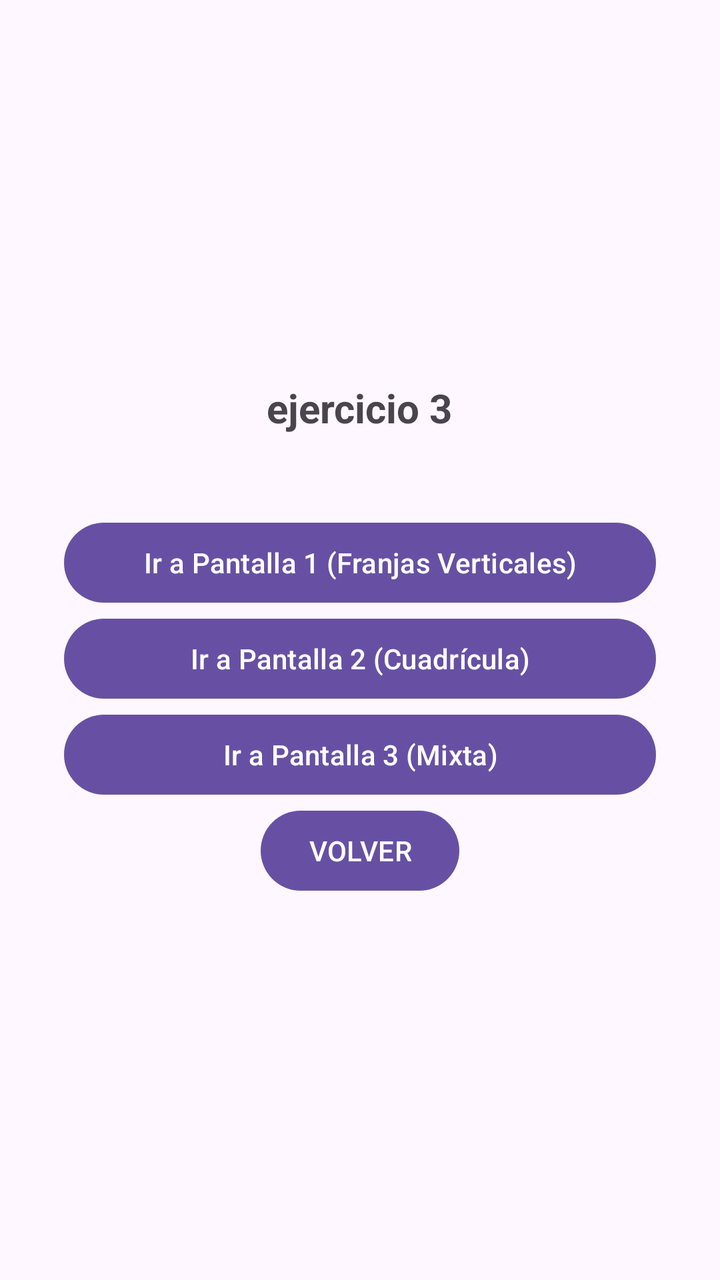
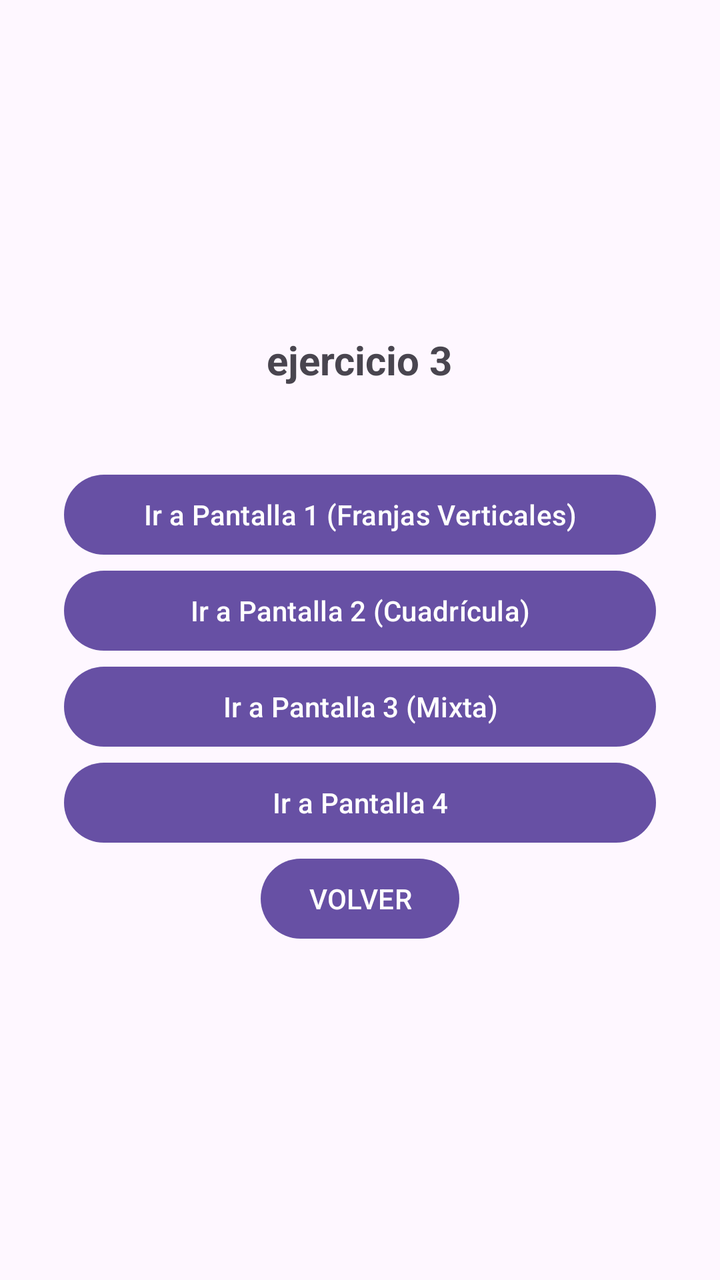

An Android layout rendered at two revisions. The XML below is the earlier revision; the diff shows what the commit changed to produce the second picture.
<!-- AndroidManifest.xml: application theme Theme.EvaluablePMDM -->
<!-- res/layout/activity_ejercicio3.xml -->
<?xml version="1.0" encoding="utf-8"?>
<LinearLayout xmlns:android="http://schemas.android.com/apk/res/android"
    xmlns:app="http://schemas.android.com/apk/res-auto"
    android:id="@+id/main"
    android:layout_width="match_parent"
    android:layout_height="match_parent"
    android:orientation="vertical"
    android:gravity="center"
    android:padding="32dp">



    <TextView
        android:layout_width="wrap_content"
        android:layout_height="wrap_content"
        android:text="ejercicio 3"
        android:textStyle="bold"
        android:textSize="20sp"
        android:layout_marginBottom="40dp"/>

    <Button
        android:id="@+id/btnPantalla1"
        android:layout_width="match_parent"
        android:layout_height="wrap_content"
        android:text="Ir a Pantalla 1 (Franjas Verticales)" />

    <Button
        android:id="@+id/btnPantalla2"
        android:layout_width="match_parent"
        android:layout_height="wrap_content"
        android:text="Ir a Pantalla 2 (Cuadrícula)" />

    <Button
        android:id="@+id/btnPantalla3"
        android:layout_width="match_parent"
        android:layout_height="wrap_content"
        android:text="Ir a Pantalla 3 (Mixta)" />

    <Button
        android:id="@+id/volver"
        android:layout_width="wrap_content"
        android:layout_height="wrap_content"
        android:text="VOLVER"
        app:layout_constraintBottom_toBottomOf="parent"
        app:layout_constraintEnd_toEndOf="parent"
        app:layout_constraintHorizontal_bias="0.0"
        app:layout_constraintStart_toStartOf="parent"
        app:layout_constraintTop_toTopOf="parent"
        app:layout_constraintVertical_bias="0.0" />

</LinearLayout>
<!-- resources referenced by this layout -->
<resources>
  <style name="Theme.EvaluablePMDM" parent="Base.Theme.EvaluablePMDM" />
  <style name="Base.Theme.EvaluablePMDM" parent="Theme.Material3.DayNight.NoActionBar">
          
          
      </style>
</resources>

<!-- the commit's change to res/layout/activity_ejercicio3.xml (unified diff, before → after) -->
@@ -37,6 +37,12 @@
         android:text="Ir a Pantalla 3 (Mixta)" />
 
     <Button
+        android:id="@+id/btnPantalla4"
+        android:layout_width="match_parent"
+        android:layout_height="wrap_content"
+        android:text="Ir a Pantalla 4" />
+
+    <Button
         android:id="@+id/volver"
         android:layout_width="wrap_content"
         android:layout_height="wrap_content"
